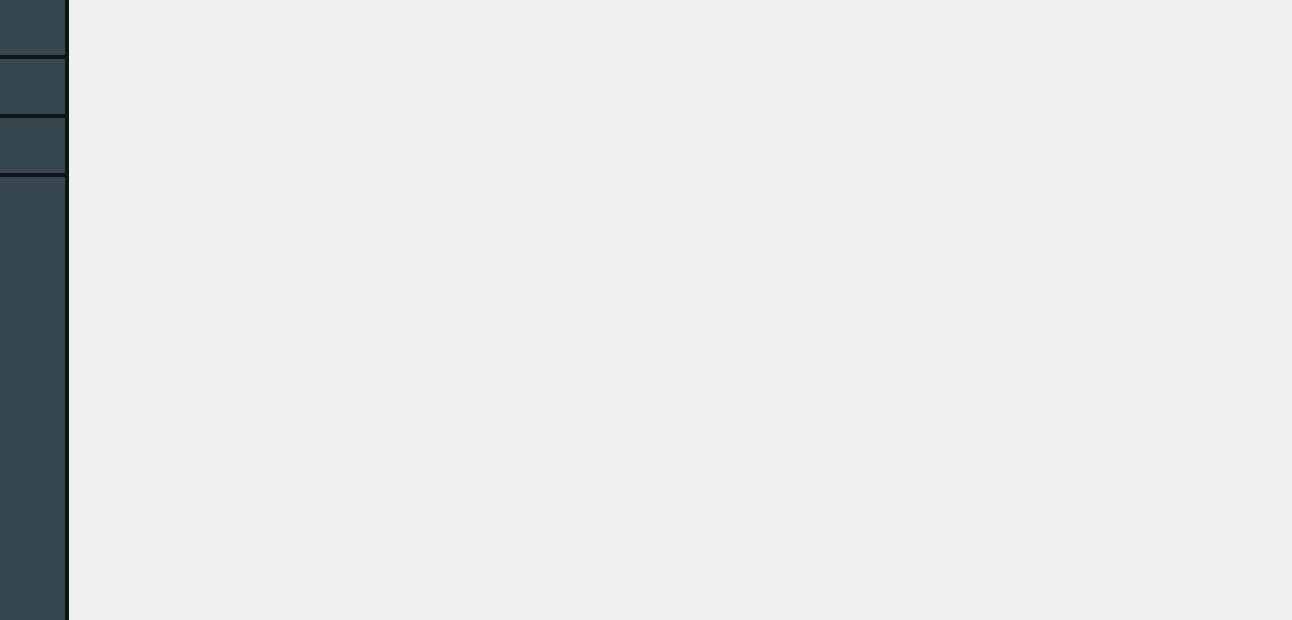
Above: Lab2/Lab2_proj/ClientPart/purchasesmenu.ui from BohdanGunko/clientServetTcpIp before the change. Below: the same form after it.
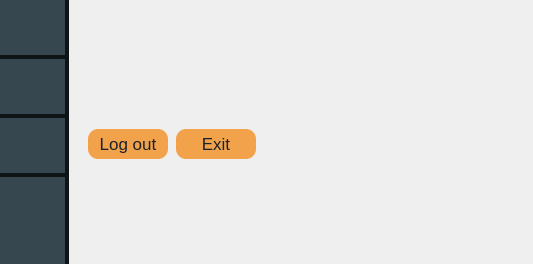
That is the form after the change.

Diff of the .ui file:
```diff
--- a/Lab2/Lab2_proj/ClientPart/purchasesmenu.ui
+++ b/Lab2/Lab2_proj/ClientPart/purchasesmenu.ui
@@ -6,8 +6,8 @@
    <rect>
     <x>0</x>
     <y>0</y>
-    <width>1292</width>
-    <height>620</height>
+    <width>533</width>
+    <height>264</height>
    </rect>
   </property>
   <property name="windowTitle">
@@ -168,7 +168,150 @@
     </layout>
    </item>
    <item row="0" column="1">
-    <widget class="QStackedWidget" name="stackedWidget"/>
+    <widget class="QStackedWidget" name="stackedWidget">
+     <widget class="QWidget" name="exitPage">
+      <property name="styleSheet">
+       <string notr="true">
+/*--------------------------------Button--------------------------------*/
+
+QPushButton{
+	
+	background-color: rgba(242, 150, 47, 220);
+	
+	border:none;
+	border-radius:10px;
+
+	color:#1b2327;
+	font-family:  &quot;Calibri Bold&quot;;
+	font-size: 17px;
+
+}
+
+QPushButton:hover:!pressed{
+	background-color: #455A64;
+color:#EEEEEE;
+
+}
+
+QPushButton:hover:pressed{
+	background-color: #37474F;
+color:#DDDDDD;
+}
+QPushButton#ReverseDepDest{
+	
+	background-color: none;
+	
+
+
+	color:#78909C;
+	font-family:  &quot;Calibri Bold&quot;;
+	font-size: 25px;
+
+}
+QPushButton#ReverseDepDest:hover:!pressed{
+	color:rgba(242, 150, 47, 220);
+
+
+}
+</string>
+      </property>
+      <layout class="QGridLayout" name="gridLayout_5">
+       <item row="2" column="0">
+        <spacer name="verticalSpacer_2">
+         <property name="orientation">
+          <enum>Qt::Vertical</enum>
+         </property>
+         <property name="sizeHint" stdset="0">
+          <size>
+           <width>0</width>
+           <height>0</height>
+          </size>
+         </property>
+        </spacer>
+       </item>
+       <item row="1" column="0">
+        <layout class="QGridLayout" name="gridLayout_2">
+         <property name="leftMargin">
+          <number>10</number>
+         </property>
+         <property name="horizontalSpacing">
+          <number>8</number>
+         </property>
+         <property name="verticalSpacing">
+          <number>0</number>
+         </property>
+         <item row="0" column="0">
+          <widget class="QPushButton" name="logOutButton">
+           <property name="sizePolicy">
+            <sizepolicy hsizetype="Fixed" vsizetype="Fixed">
+             <horstretch>0</horstretch>
+             <verstretch>0</verstretch>
+            </sizepolicy>
+           </property>
+           <property name="minimumSize">
+            <size>
+             <width>80</width>
+             <height>30</height>
+            </size>
+           </property>
+           <property name="text">
+            <string>Log out</string>
+           </property>
+          </widget>
+         </item>
+         <item row="0" column="1">
+          <widget class="QPushButton" name="exitButton">
+           <property name="sizePolicy">
+            <sizepolicy hsizetype="Fixed" vsizetype="Fixed">
+             <horstretch>0</horstretch>
+             <verstretch>0</verstretch>
+            </sizepolicy>
+           </property>
+           <property name="minimumSize">
+            <size>
+             <width>80</width>
+             <height>30</height>
+            </size>
+           </property>
+           <property name="text">
+            <string>Exit</string>
+           </property>
+          </widget>
+         </item>
+        </layout>
+       </item>
+       <item row="0" column="0">
+        <spacer name="verticalSpacer">
+         <property name="orientation">
+          <enum>Qt::Vertical</enum>
+         </property>
+         <property name="sizeType">
+          <enum>QSizePolicy::Fixed</enum>
+         </property>
+         <property name="sizeHint" stdset="0">
+          <size>
+           <width>0</width>
+           <height>120</height>
+          </size>
+         </property>
+        </spacer>
+       </item>
+       <item row="1" column="1">
+        <spacer name="horizontalSpacer">
+         <property name="orientation">
+          <enum>Qt::Horizontal</enum>
+         </property>
+         <property name="sizeHint" stdset="0">
+          <size>
+           <width>0</width>
+           <height>0</height>
+          </size>
+         </property>
+        </spacer>
+       </item>
+      </layout>
+     </widget>
+    </widget>
    </item>
   </layout>
  </widget>
```
Left out of the diff: 50 changed lines with no effect on the pictures.
